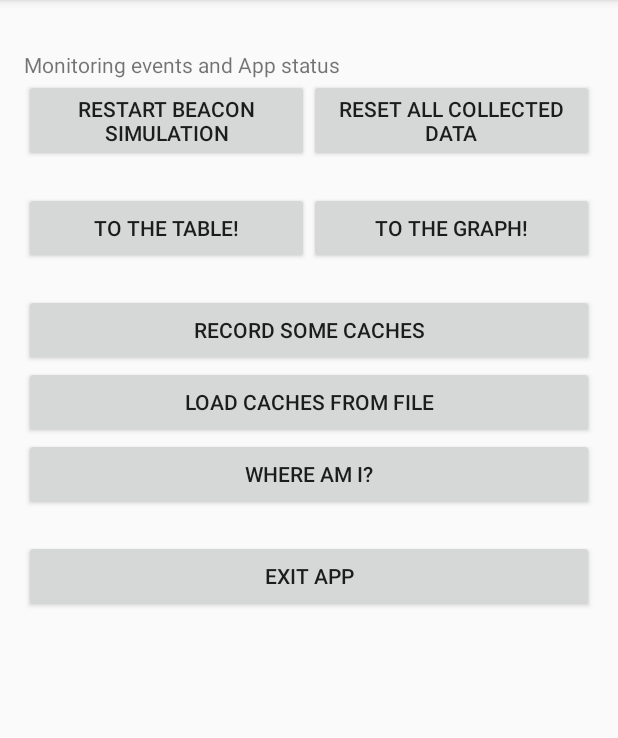
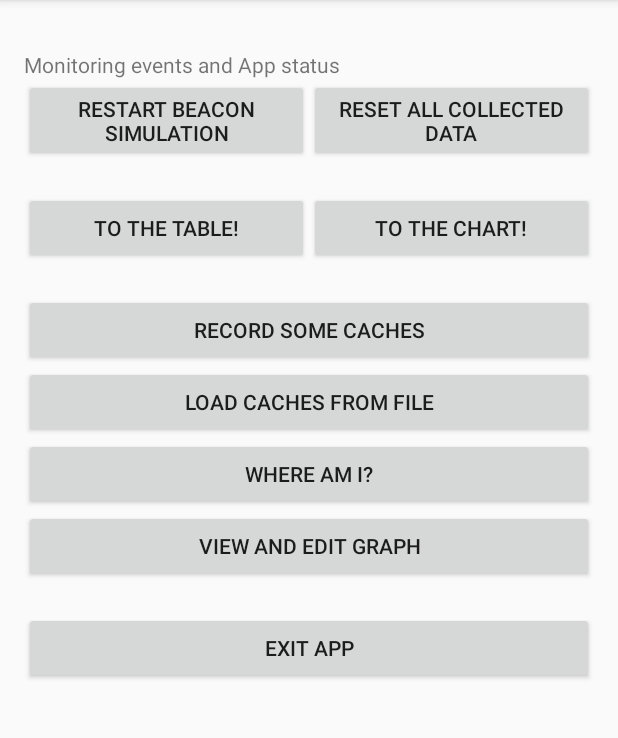
Before and after one commit to CaptBlackTea/Beaconite, an Android app: the screen it shows after launch (MainActivity), on a phone screen of 412 x 824 dp, the part 84-822 px from its top. Run offline under Robolectric (Android 15) with nearby library versions, the phone set to English and light mode, and no system bars; libraries missing offline, so code that uses them is left out: org.altbeacon.beacon; 4 statements that could not run were skipped.

Commit message:
Successfully included AndroGraph library into project
* AndroGraph was added via Gradle
* in the EditGraphActivity the library is implemented to test the functionality -> works
** used TestData from the library itself
** using it with own graph data is the next step

```diff
--- /dev/null
+++ b/andrograph-release/build.gradle
@@ -0,0 +1,2 @@
+configurations.maybeCreate("default")
+artifacts.add("default", file('andrograph-release.aar'))
--- a/app/src/main/java/com/example/deas/beaconite/activities/MainActivity.java
+++ b/app/src/main/java/com/example/deas/beaconite/activities/MainActivity.java
@@ -335,4 +335,9 @@ public class MainActivity extends AppCompatActivity {
 			e.printStackTrace();
 		}
 	}
+
+	public void onStartEditGraphBtnClicked(View view) {
+		Intent myIntent = new Intent(this, GraphEditActivity.class);
+		this.startActivity(myIntent);
+	}
 }
--- a/app/src/main/res/layout/activity_generate_caches.xml
+++ b/app/src/main/res/layout/activity_generate_caches.xml
@@ -71,7 +71,7 @@
             android:layout_below="@id/recordCacheBtn"
             android:layout_gravity="center"
             android:onClick="onGraphBtnClicked"
-            android:text="@string/startGraphActivity"/>
+            android:text="@string/startChartActivity"/>
 
 
     </RelativeLayout>
--- a/app/src/main/res/layout/activity_main.xml
+++ b/app/src/main/res/layout/activity_main.xml
@@ -69,7 +69,7 @@
         android:layout_gravity="center"
         android:layout_weight="1"
         android:onClick="onGraphBtnClicked"
-        android:text="@string/startGraphActivity"/>
+        android:text="@string/startChartActivity"/>
 
     </LinearLayout>
 
@@ -104,6 +104,14 @@
         android:onClick="onWhereAmIBtnClicked"
         android:text="@string/whereAmI"/>
 
+    <Button
+        android:id="@+id/startEditGraphActivity_Btn"
+        android:layout_width="match_parent"
+        android:layout_height="wrap_content"
+        android:layout_gravity="center"
+        android:onClick="onStartEditGraphBtnClicked"
+        android:text="@string/editGraphActivityBtn"/>
+
     <LinearLayout
         android:layout_width="match_parent"
         android:layout_height="20dp"
--- a/app/src/main/res/layout/graph_edit_activty.xml
+++ b/app/src/main/res/layout/graph_edit_activty.xml
@@ -23,7 +23,7 @@
         android:layout_height="match_parent"/>
 
     <Switch
-        android:id="@+id/switch1"
+        android:id="@+id/graphEditSwitch"
         android:layout_width="wrap_content"
         android:layout_height="wrap_content"
         android:layout_alignParentEnd="true"
--- a/app/src/main/res/values/strings.xml
+++ b/app/src/main/res/values/strings.xml
@@ -21,7 +21,7 @@
     <string name="startStopRecordCacheBtn">Record cache</string>
     <string name="stopCacheRecording">Stop</string>
     <string name="cacheRecordText">Create a new cache or pick a cache from list</string>
-    <string name="startGraphActivity">To the Graph!</string>
+    <string name="startChartActivity">To the Chart!</string>
     <string name="newCache">New Cache</string>
     <string name="tableBtnText">To the table!</string>
     <string name="exitBeaconite">Exit App</string>
@@ -40,4 +40,5 @@
     <string name="recordedCaches">Following caches were recorded:</string>
     <string name="cache_data_loaded">Caches were loaded from file</string>
     <string name="beaconitGraphSwitch">insert/move||edit</string>
+    <string name="editGraphActivityBtn">View and Edit Graph</string>
 </resources>
--- a/settings.gradle
+++ b/settings.gradle
@@ -1 +1 @@
-include ':app', ':andrograph'
+include ':app', ':andrograph-release'
```
Also changed, not shown: app/build.gradle (+7 -2 lines), app/src/main/java/com/example/deas/beaconite/activities/GraphEditActivity.java (+67 -0 lines), 2 other files.
